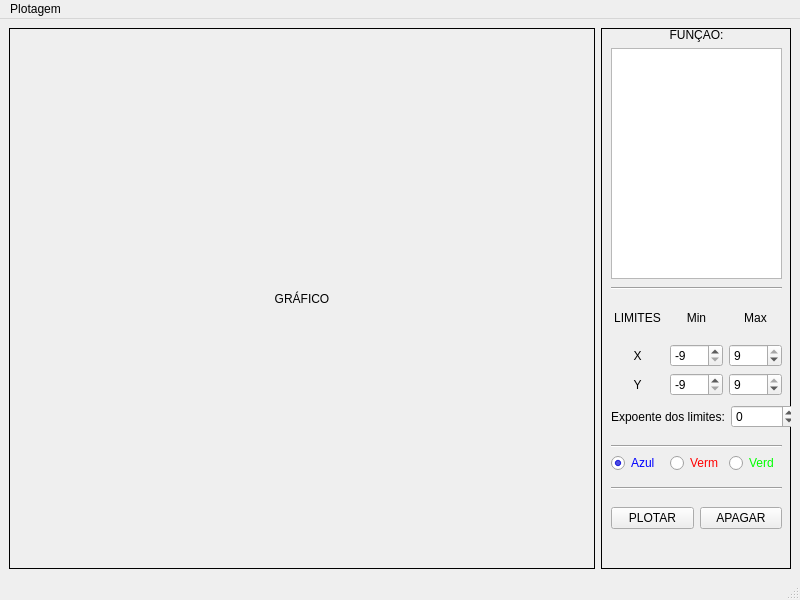
EnzoFSouza/ProjetosProgramacaoAvancada, file mainplotador.ui: the form before one commit.
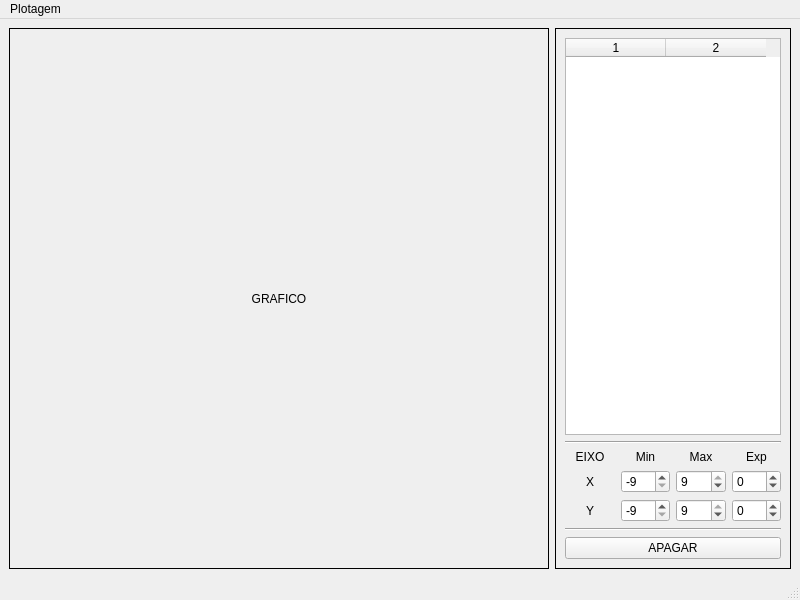
The form after the commit.

What changed in the file:
```diff
--- a/mainplotador.ui
+++ b/mainplotador.ui
@@ -11,7 +11,7 @@
    </rect>
   </property>
   <property name="windowTitle">
-   <string>Plotador de Funções</string>
+   <string>Plotador de funções</string>
   </property>
   <widget class="QWidget" name="centralwidget">
    <layout class="QHBoxLayout" name="horizontalLayout">
@@ -33,7 +33,7 @@
        <enum>QFrame::Shape::Box</enum>
       </property>
       <property name="text">
-       <string>GRÁFICO</string>
+       <string>GRAFICO</string>
       </property>
       <property name="alignment">
        <set>Qt::AlignmentFlag::AlignCenter</set>
@@ -60,73 +60,61 @@
       <property name="frameShadow">
        <enum>QFrame::Shadow::Plain</enum>
       </property>
-      <widget class="QWidget" name="verticalLayoutWidget">
-       <property name="geometry">
-        <rect>
-         <x>10</x>
-         <y>0</y>
-         <width>171</width>
-         <height>251</height>
-        </rect>
-       </property>
-       <layout class="QVBoxLayout" name="layoutFuncao">
-        <property name="leftMargin">
-         <number>0</number>
-        </property>
-        <property name="topMargin">
-         <number>0</number>
-        </property>
-        <property name="rightMargin">
-         <number>0</number>
-        </property>
+      <layout class="QVBoxLayout" name="verticalLayout">
+       <item>
+        <widget class="QTableWidget" name="tableFuncoes">
+         <property name="tabKeyNavigation">
+          <bool>false</bool>
+         </property>
+         <property name="selectionMode">
+          <enum>QAbstractItemView::SelectionMode::NoSelection</enum>
+         </property>
+         <property name="columnCount">
+          <number>2</number>
+         </property>
+         <attribute name="verticalHeaderVisible">
+          <bool>false</bool>
+         </attribute>
+         <column/>
+         <column/>
+        </widget>
+       </item>
+       <item>
+        <widget class="Line" name="line1">
+         <property name="orientation">
+          <enum>Qt::Orientation::Horizontal</enum>
+         </property>
+        </widget>
+       </item>
         <item>
-         <widget class="QLabel" name="labelFuncao">
+        <layout class="QGridLayout" name="gridLimites">
+         <item row="0" column="2">
+          <widget class="QLabel" name="labelMax">
           <property name="text">
-           <string>FUNÇÃO:</string>
+            <string>Max</string>
           </property>
           <property name="alignment">
            <set>Qt::AlignmentFlag::AlignCenter</set>
           </property>
          </widget>
         </item>
-        <item>
-         <widget class="QPlainTextEdit" name="textoFuncao">
-          <property name="readOnly">
-           <bool>true</bool>
-          </property>
-         </widget>
-        </item>
-       </layout>
-      </widget>
-      <widget class="QWidget" name="gridLayoutWidget">
-       <property name="geometry">
-        <rect>
-         <x>10</x>
-         <y>270</y>
-         <width>171</width>
-         <height>98</height>
-        </rect>
-       </property>
-       <layout class="QGridLayout" name="gridLimites" rowstretch="0,0,0">
-        <property name="leftMargin">
-         <number>0</number>
-        </property>
-        <property name="topMargin">
-         <number>0</number>
-        </property>
-        <property name="rightMargin">
-         <number>0</number>
-        </property>
-        <item row="2" column="1">
-         <widget class="QSpinBox" name="spinMinY">
-          <property name="minimum">
-           <number>-9</number>
-          </property>
-          <property name="maximum">
-           <number>8</number>
-          </property>
-          <property name="value">
-           <number>-9</number>
+         <item row="0" column="0">
+          <widget class="QLabel" name="labelEixo">
+           <property name="text">
+            <string>EIXO</string>
+           </property>
+           <property name="alignment">
+            <set>Qt::AlignmentFlag::AlignCenter</set>
+           </property>
+          </widget>
+         </item>
+         <item row="0" column="3">
+          <widget class="QLabel" name="labelExp">
+           <property name="text">
+            <string>Exp</string>
+           </property>
+           <property name="alignment">
+            <set>Qt::AlignmentFlag::AlignCenter</set>
           </property>
          </widget>
         </item>
@@ -140,6 +128,16 @@
           </property>
          </widget>
         </item>
+         <item row="0" column="1">
+          <widget class="QLabel" name="labelMin">
+           <property name="text">
+            <string>Min</string>
+           </property>
+           <property name="alignment">
+            <set>Qt::AlignmentFlag::AlignCenter</set>
+           </property>
+          </widget>
+         </item>
         <item row="2" column="0">
          <widget class="QLabel" name="labelY">
           <property name="text">
@@ -150,6 +148,19 @@
           </property>
          </widget>
         </item>
+         <item row="1" column="1">
+          <widget class="QSpinBox" name="spinMinX">
+           <property name="minimum">
+            <number>-9</number>
+           </property>
+           <property name="maximum">
+            <number>8</number>
+           </property>
+           <property name="value">
+            <number>-9</number>
+           </property>
+          </widget>
+         </item>
         <item row="1" column="2">
          <widget class="QSpinBox" name="spinMaxX">
           <property name="minimum">
@@ -163,6 +174,29 @@
           </property>
          </widget>
         </item>
+         <item row="1" column="3">
+          <widget class="QSpinBox" name="spinExpX">
+           <property name="minimum">
+            <number>-9</number>
+           </property>
+           <property name="maximum">
+            <number>9</number>
+           </property>
+          </widget>
+         </item>
+         <item row="2" column="1">
+          <widget class="QSpinBox" name="spinMinY">
+           <property name="minimum">
+            <number>-9</number>
+           </property>
+           <property name="maximum">
+            <number>8</number>
+           </property>
+           <property name="value">
+            <number>-9</number>
+           </property>
+          </widget>
+         </item>
         <item row="2" column="2">
          <widget class="QSpinBox" name="spinMaxY">
           <property name="minimum">
@@ -176,201 +210,22 @@
           </property>
          </widget>
         </item>
-        <item row="0" column="1">
-         <widget class="QLabel" name="labelMin">
-          <property name="text">
-           <string>Min</string>
-          </property>
-          <property name="alignment">
-           <set>Qt::AlignmentFlag::AlignCenter</set>
-          </property>
-         </widget>
-        </item>
-        <item row="0" column="2">
-         <widget class="QLabel" name="labelMax">
-          <property name="text">
-           <string>Max</string>
-          </property>
-          <property name="alignment">
-           <set>Qt::AlignmentFlag::AlignCenter</set>
-          </property>
-         </widget>
-        </item>
-        <item row="0" column="0">
-         <widget class="QLabel" name="labelLimites">
-          <property name="text">
-           <string>LIMITES</string>
-          </property>
-          <property name="alignment">
-           <set>Qt::AlignmentFlag::AlignCenter</set>
-          </property>
-         </widget>
-        </item>
-        <item row="1" column="1">
-         <widget class="QSpinBox" name="spinMinX">
+         <item row="2" column="3">
+          <widget class="QSpinBox" name="spinExpY">
           <property name="minimum">
            <number>-9</number>
           </property>
           <property name="maximum">
-           <number>8</number>
-          </property>
-          <property name="value">
-           <number>-9</number>
+            <number>9</number>
           </property>
          </widget>
         </item>
        </layout>
-      </widget>
+       </item>
+       <item>
       <widget class="Line" name="line2">
-       <property name="geometry">
-        <rect>
-         <x>10</x>
-         <y>410</y>
-         <width>171</width>
-         <height>16</height>
-        </rect>
-       </property>
        <property name="orientation">
         <enum>Qt::Orientation::Horizontal</enum>
-       </property>
-      </widget>
-      <widget class="QWidget" name="gridLayoutWidget_2">
-       <property name="geometry">
-        <rect>
-         <x>10</x>
-         <y>420</y>
-         <width>171</width>
-         <height>31</height>
-        </rect>
-       </property>
-       <layout class="QGridLayout" name="gridLayout">
-        <item row="0" column="1">
-         <widget class="QRadioButton" name="radioVermelho">
-          <property name="styleSheet">
-           <string notr="true">color:rgb(255,0,0);</string>
-          </property>
-          <property name="text">
-           <string>Verm</string>
-          </property>
-         </widget>
-        </item>
-        <item row="0" column="2">
-         <widget class="QRadioButton" name="radioVerde">
-          <property name="styleSheet">
-           <string notr="true">color:rgb(0,255, 0);</string>
-          </property>
-          <property name="text">
-           <string>Verd</string>
-          </property>
-         </widget>
-        </item>
-        <item row="0" column="0">
-         <widget class="QRadioButton" name="radioAzul">
-          <property name="styleSheet">
-           <string notr="true">color:rgb(0,0,255);</string>
-          </property>
-          <property name="text">
-           <string>Azul</string>
-          </property>
-          <property name="checked">
-           <bool>true</bool>
-          </property>
-         </widget>
-        </item>
-       </layout>
-      </widget>
-      <widget class="Line" name="line3">
-       <property name="geometry">
-        <rect>
-         <x>10</x>
-         <y>450</y>
-         <width>171</width>
-         <height>20</height>
-        </rect>
-       </property>
-       <property name="orientation">
-        <enum>Qt::Orientation::Horizontal</enum>
-       </property>
-      </widget>
-      <widget class="Line" name="line1">
-       <property name="geometry">
-        <rect>
-         <x>10</x>
-         <y>250</y>
-         <width>171</width>
-         <height>21</height>
-        </rect>
-       </property>
-       <property name="orientation">
-        <enum>Qt::Orientation::Horizontal</enum>
-       </property>
-      </widget>
-      <widget class="QWidget" name="">
-       <property name="geometry">
-        <rect>
-         <x>10</x>
-         <y>370</y>
-         <width>186</width>
-         <height>37</height>
-        </rect>
-       </property>
-       <layout class="QHBoxLayout" name="layoutExpoente">
-        <property name="leftMargin">
-         <number>0</number>
-        </property>
-        <property name="topMargin">
-         <number>0</number>
-        </property>
-        <property name="rightMargin">
-         <number>0</number>
-        </property>
-        <item>
-         <widget class="QLabel" name="labelExpoente">
-          <property name="font">
-           <font>
-            <pointsize>9</pointsize>
-           </font>
-          </property>
-          <property name="text">
-           <string>Expoente dos limites:</string>
-          </property>
-         </widget>
-        </item>
-        <item>
-         <widget class="QSpinBox" name="spinExpoente">
-          <property name="minimum">
-           <number>-9</number>
-          </property>
-          <property name="maximum">
-           <number>9</number>
-          </property>
-         </widget>
-        </item>
-       </layout>
-      </widget>
-      <widget class="QWidget" name="">
-       <property name="geometry">
-        <rect>
-         <x>10</x>
-         <y>470</y>
-         <width>171</width>
-         <height>40</height>
-        </rect>
-       </property>
-       <layout class="QHBoxLayout" name="layoutBotoes">
-        <property name="leftMargin">
-         <number>0</number>
-        </property>
-        <property name="topMargin">
-         <number>0</number>
-        </property>
-        <property name="rightMargin">
-         <number>0</number>
-        </property>
-        <item>
-         <widget class="QPushButton" name="pushPlotar">
-          <property name="text">
-           <string>PLOTAR</string>
           </property>
          </widget>
         </item>
@@ -383,7 +238,6 @@
         </item>
        </layout>
       </widget>
-     </widget>
     </item>
    </layout>
   </widget>
@@ -401,7 +255,6 @@
      <string>Plotagem</string>
     </property>
     <addaction name="actionFun_o"/>
-    <addaction name="actionPlotar"/>
     <addaction name="actionApagar"/>
     <addaction name="separator"/>
     <addaction name="actionSair"/>
@@ -414,11 +267,6 @@
     <string>Função...</string>
    </property>
   </action>
-  <action name="actionPlotar">
-   <property name="text">
-    <string>Plotar</string>
-   </property>
-  </action>
   <action name="actionApagar">
    <property name="text">
     <string>Apagar</string>
```
Lines whose indentation alone changed are shown as unchanged.
